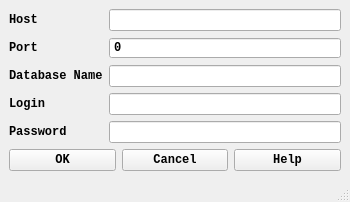
Before: the Qt Designer form Lesson3/Task1/mainwindow.ui in BlokhinDima/Qt, drawn with Qt 5.
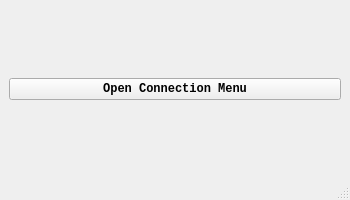
After: the same form once the commit is applied.

Diff of the .ui file:
```diff
--- a/Lesson3/Task1/mainwindow.ui
+++ b/Lesson3/Task1/mainwindow.ui
@@ -7,11 +7,11 @@
     <x>0</x>
     <y>0</y>
     <width>350</width>
-    <height>202</height>
+    <height>200</height>
    </rect>
   </property>
   <property name="sizePolicy">
-   <sizepolicy hsizetype="Minimum" vsizetype="Maximum">
+   <sizepolicy hsizetype="Maximum" vsizetype="Maximum">
     <horstretch>0</horstretch>
     <verstretch>0</verstretch>
    </sizepolicy>
@@ -19,13 +19,13 @@
   <property name="minimumSize">
    <size>
     <width>350</width>
-    <height>202</height>
+    <height>200</height>
    </size>
   </property>
   <property name="maximumSize">
    <size>
-    <width>500</width>
-    <height>202</height>
+    <width>350</width>
+    <height>200</height>
    </size>
   </property>
   <property name="baseSize">
@@ -53,109 +53,13 @@
      <verstretch>0</verstretch>
     </sizepolicy>
    </property>
-   <layout class="QVBoxLayout" name="verticalLayout">
+   <layout class="QHBoxLayout" name="horizontalLayout">
     <item>
-     <layout class="QVBoxLayout" name="lo_main">
-      <item>
-       <layout class="QGridLayout" name="lo_input">
-        <item row="3" column="0">
-         <widget class="QLabel" name="lb_login">
-          <property name="text">
-           <string>Login</string>
-          </property>
-         </widget>
-        </item>
-        <item row="1" column="0">
-         <widget class="QLabel" name="lb_port">
-          <property name="text">
-           <string>Port</string>
-          </property>
-         </widget>
-        </item>
-        <item row="4" column="0">
-         <widget class="QLabel" name="lb_password">
-          <property name="text">
-           <string>Password</string>
-          </property>
-         </widget>
-        </item>
-        <item row="0" column="0">
-         <widget class="QLabel" name="lb_host">
-          <property name="text">
-           <string>Host</string>
-          </property>
-         </widget>
-        </item>
-        <item row="2" column="0">
-         <widget class="QLabel" name="lb_databaseName">
-          <property name="text">
-           <string>Database Name</string>
-          </property>
-         </widget>
-        </item>
-        <item row="0" column="1">
-         <widget class="QLineEdit" name="le_host"/>
-        </item>
-        <item row="2" column="1">
-         <widget class="QLineEdit" name="le_database_name"/>
-        </item>
-        <item row="3" column="1">
-         <widget class="QLineEdit" name="le_login"/>
-        </item>
-        <item row="4" column="1">
-         <widget class="QLineEdit" name="le_password">
-          <property name="echoMode">
-           <enum>QLineEdit::Password</enum>
-          </property>
-         </widget>
-        </item>
-        <item row="1" column="1">
-         <widget class="QSpinBox" name="sb_port">
-          <property name="contextMenuPolicy">
-           <enum>Qt::NoContextMenu</enum>
-          </property>
-          <property name="buttonSymbols">
-           <enum>QAbstractSpinBox::NoButtons</enum>
-          </property>
-          <property name="maximum">
-           <number>9999</number>
-          </property>
-          <property name="stepType">
-           <enum>QAbstractSpinBox::DefaultStepType</enum>
-          </property>
-         </widget>
-        </item>
-       </layout>
-      </item>
-      <item>
-       <layout class="QHBoxLayout" name="lo_buttons">
-        <property name="sizeConstraint">
-         <enum>QLayout::SetMinimumSize</enum>
-        </property>
-        <item>
-         <widget class="QPushButton" name="pb_ok">
-          <property name="text">
-           <string>OK</string>
-          </property>
-         </widget>
-        </item>
-        <item>
-         <widget class="QPushButton" name="pb_cancel">
-          <property name="text">
-           <string>Cancel</string>
-          </property>
-         </widget>
-        </item>
-        <item>
-         <widget class="QPushButton" name="pb_help">
-          <property name="text">
-           <string>Help</string>
-          </property>
-         </widget>
-        </item>
-       </layout>
-      </item>
-     </layout>
+     <widget class="QPushButton" name="pb_connection_menu">
+      <property name="text">
+       <string>Open Connection Menu</string>
+      </property>
+     </widget>
     </item>
    </layout>
   </widget>
```
Left out of the diff: 83 changed lines with no effect on the pictures.
